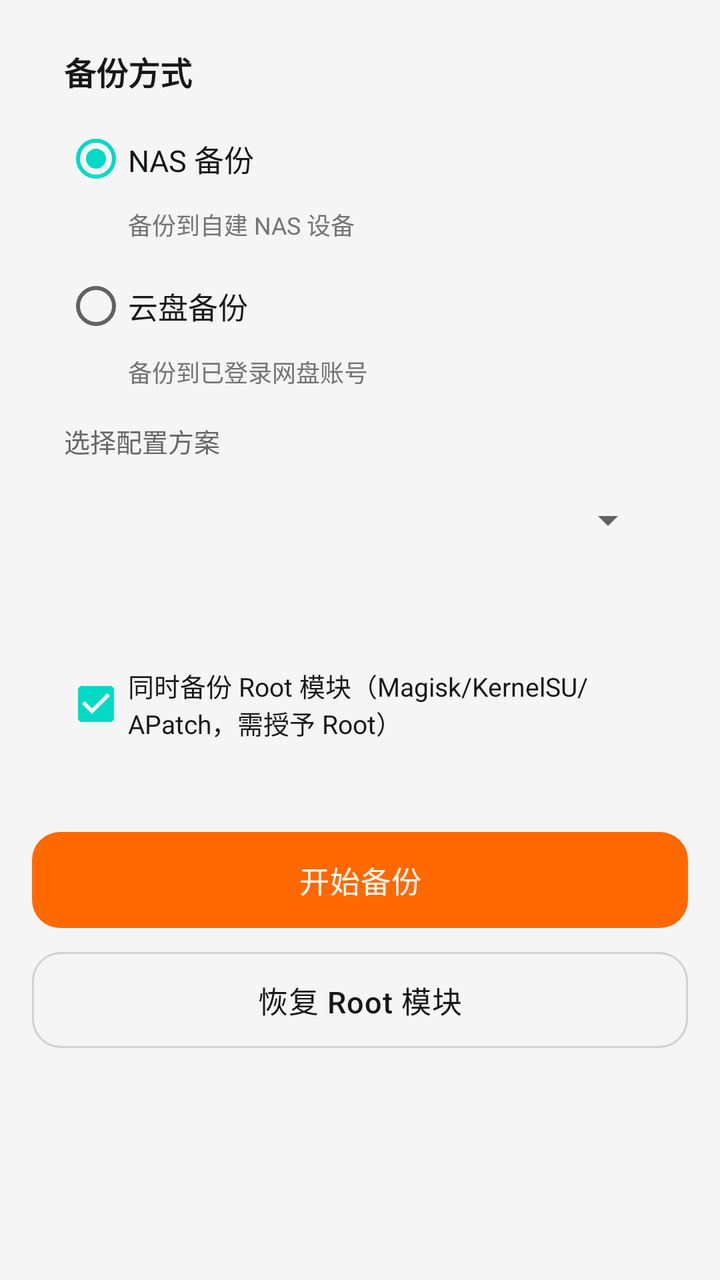
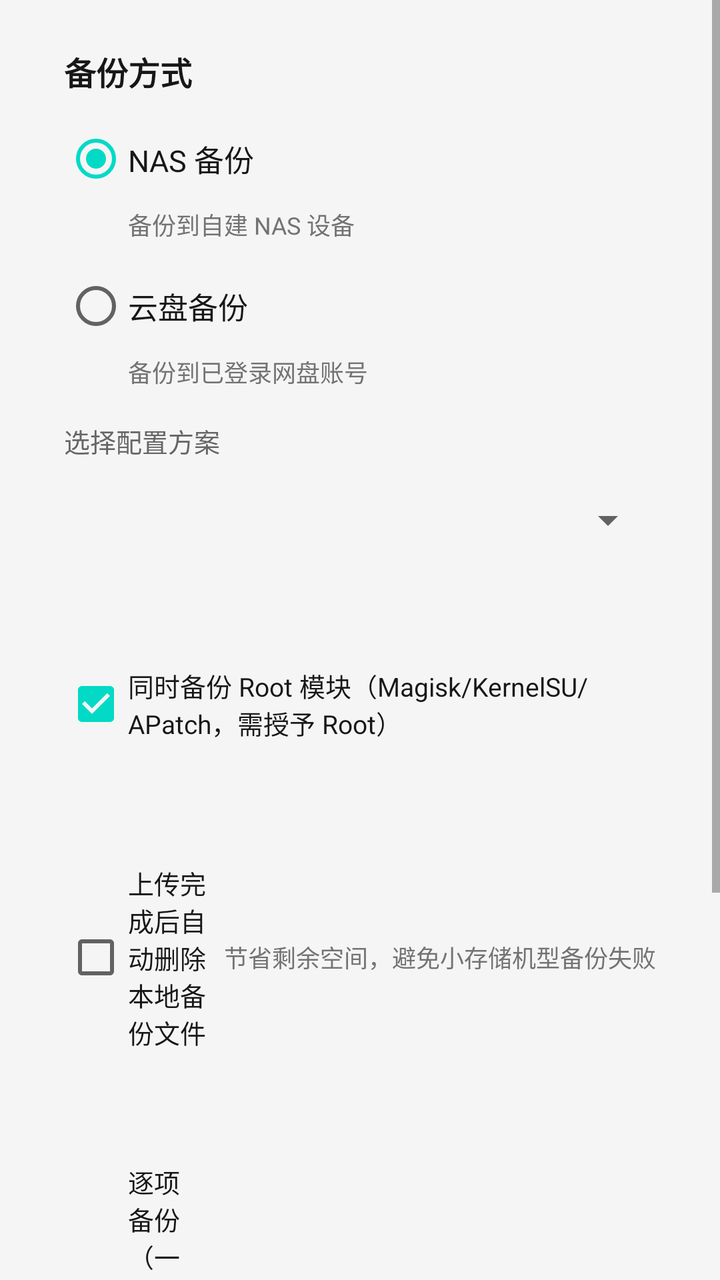

An Android layout rendered at two revisions. The XML below is the earlier revision; the diff shows what the commit changed to produce the second picture.
<!-- AndroidManifest.xml: fallback theme Theme.MaterialComponents.DayNight.NoActionBar -->
<!-- res/layout/fragment_backup.xml -->
<?xml version="1.0" encoding="utf-8"?>
<ScrollView xmlns:android="http://schemas.android.com/apk/res/android"
    android:layout_width="match_parent"
    android:layout_height="match_parent"
    android:background="@color/background"
    android:fillViewport="true">

    <LinearLayout
        android:layout_width="match_parent"
        android:layout_height="wrap_content"
        android:orientation="vertical"
        android:paddingStart="@dimen/page_padding_h"
        android:paddingEnd="@dimen/page_padding_h"
        android:paddingTop="@dimen/page_padding_top"
        android:paddingBottom="@dimen/page_padding_bottom">

        
        <LinearLayout
            android:layout_width="match_parent"
            android:layout_height="wrap_content"
            android:orientation="vertical"
            android:background="@drawable/bg_card"
            android:padding="@dimen/card_padding"
            android:layout_marginBottom="@dimen/card_gap">

            <TextView
                style="@style/XmTextSection"
                android:layout_width="wrap_content"
                android:layout_height="wrap_content"
                android:layout_marginBottom="@dimen/space_8"
                android:text="@string/backup_method" />

            <RadioGroup
                android:id="@+id/rg_backup_method"
                android:layout_width="match_parent"
                android:layout_height="wrap_content"
                android:orientation="vertical">

                <RadioButton
                    android:id="@+id/rb_nas"
                    style="@style/XmRadio"
                    android:checked="true"
                    android:text="@string/backup_method_nas" />

                <TextView
                    style="@style/XmTextCaption"
                    android:layout_width="wrap_content"
                    android:layout_height="wrap_content"
                    android:layout_marginStart="@dimen/space_32"
                    android:layout_marginBottom="@dimen/space_8"
                    android:text="@string/backup_method_nas_hint" />

                <RadioButton
                    android:id="@+id/rb_cloud"
                    style="@style/XmRadio"
                    android:text="@string/backup_method_cloud" />

                <TextView
                    style="@style/XmTextCaption"
                    android:layout_width="wrap_content"
                    android:layout_height="wrap_content"
                    android:layout_marginStart="@dimen/space_32"
                    android:text="@string/backup_method_cloud_hint" />

                
                <RadioButton
                    android:id="@+id/rb_pc"
                    style="@style/XmRadio"
                    android:visibility="gone"
                    android:text="@string/backup_method_pc" />

                <TextView
                    android:id="@+id/rb_pc_hint"
                    style="@style/XmTextCaption"
                    android:layout_width="wrap_content"
                    android:layout_height="wrap_content"
                    android:layout_marginStart="@dimen/space_32"
                    android:visibility="gone"
                    android:text="@string/backup_method_pc_hint" />
            </RadioGroup>

            
            <LinearLayout
                android:id="@+id/panel_nas"
                android:layout_width="match_parent"
                android:layout_height="wrap_content"
                android:orientation="vertical"
                android:paddingTop="@dimen/space_16">

                <TextView
                    style="@style/XmTextLabel"
                    android:layout_width="wrap_content"
                    android:layout_height="wrap_content"
                    android:layout_marginBottom="@dimen/label_gap"
                    android:text="@string/select_profile" />

                <Spinner
                    android:id="@+id/backup_profile_spinner"
                    android:layout_width="match_parent"
                    android:layout_height="@dimen/touch_target_min"
                    android:spinnerMode="dropdown" />
            </LinearLayout>

            
            <LinearLayout
                android:id="@+id/panel_cloud"
                android:layout_width="match_parent"
                android:layout_height="wrap_content"
                android:orientation="vertical"
                android:visibility="gone"
                android:paddingTop="@dimen/space_16">

                <TextView
                    style="@style/XmTextLabel"
                    android:layout_width="wrap_content"
                    android:layout_height="wrap_content"
                    android:layout_marginBottom="@dimen/label_gap"
                    android:text="@string/select_cloud_account" />

                <Spinner
                    android:id="@+id/cloud_account_spinner"
                    android:layout_width="match_parent"
                    android:layout_height="@dimen/touch_target_min"
                    android:spinnerMode="dropdown" />

                <TextView
                    style="@style/XmTextCaption"
                    android:layout_width="wrap_content"
                    android:layout_height="wrap_content"
                    android:layout_marginTop="@dimen/space_8"
                    android:text="@string/cloud_transfer_coming_soon" />
            </LinearLayout>

            
            <LinearLayout
                android:id="@+id/panel_pc"
                android:layout_width="match_parent"
                android:layout_height="wrap_content"
                android:orientation="vertical"
                android:visibility="gone"
                android:paddingTop="@dimen/space_16">

                <TextView
                    android:id="@+id/tv_pc_status"
                    style="@style/XmTextCaption"
                    android:layout_width="match_parent"
                    android:layout_height="wrap_content"
                    android:layout_marginBottom="@dimen/space_8"
                    android:text="@string/pc_status_scanning" />

                <Button
                    android:id="@+id/btn_pc_rescan"
                    style="@style/XmButtonSecondary"
                    android:text="@string/pc_rescan" />
            </LinearLayout>
        </LinearLayout>

        
        <LinearLayout
            style="@style/XmCardRow"
            android:layout_marginBottom="@dimen/section_gap">

            <CheckBox
                android:id="@+id/cb_root_modules"
                style="@style/XmCheckBox"
                android:layout_width="0dp"
                android:layout_height="wrap_content"
                android:layout_weight="1"
                android:checked="true"
                android:text="@string/root_modules_backup"
                android:textSize="@dimen/text_label" />
        </LinearLayout>

        <Button
            android:id="@+id/btn_start_backup"
            style="@style/XmButtonPrimary"
            android:text="@string/start_backup" />

        
        <Button
            android:id="@+id/btn_restore_modules"
            style="@style/XmButtonSecondary"
            android:layout_marginTop="@dimen/space_12"
            android:text="@string/restore_modules_btn" />
    </LinearLayout>
</ScrollView>
<!-- resources referenced by this layout -->
<resources>
  <color name="background">#F5F5F5</color>
  <dimen name="card_gap">12dp</dimen>
  <dimen name="card_padding">16dp</dimen>
  <dimen name="label_gap">6dp</dimen>
  <dimen name="page_padding_bottom">24dp</dimen>
  <dimen name="page_padding_h">16dp</dimen>
  <dimen name="page_padding_top">8dp</dimen>
  <dimen name="section_gap">24dp</dimen>
  <dimen name="space_12">12dp</dimen>
  <dimen name="space_16">16dp</dimen>
  <dimen name="space_32">32dp</dimen>
  <dimen name="space_8">8dp</dimen>
  <dimen name="text_label">13sp</dimen>
  <dimen name="touch_target_min">48dp</dimen>
  <string name="backup_method">备份方式</string>
  <string name="backup_method_cloud">云盘备份</string>
  <string name="backup_method_cloud_hint">备份到已登录网盘账号</string>
  <string name="backup_method_nas">NAS 备份</string>
  <string name="backup_method_nas_hint">备份到自建 NAS 设备</string>
  <string name="backup_method_pc">备份至 PC</string>
  <string name="backup_method_pc_hint">备份直接存到已连接的电脑磁盘</string>
  <string name="cloud_transfer_coming_soon">将备份到所选云盘账号</string>
  <string name="pc_rescan">重新扫描</string>
  <string name="pc_status_scanning">正在扫描附近电脑…</string>
  <string name="restore_modules_btn">恢复 Root 模块</string>
  <string name="root_modules_backup">同时备份 Root 模块（Magisk/KernelSU/APatch，需授予 Root）</string>
  <string name="select_cloud_account">选择已登录云盘</string>
  <string name="select_profile">选择配置方案</string>
  <string name="start_backup">开始备份</string>
  <style name="XmButtonPrimary" parent="XmButton">
          <item name="android:background">@drawable/bg_button_primary</item>
          <item name="android:textColor">@color/text_on_brand</item>
      </style>
  <style name="XmButtonSecondary" parent="XmButton">
          <item name="android:background">@drawable/bg_button_secondary</item>
          <item name="android:textColor">@color/text_primary</item>
      </style>
  <style name="XmCardRow" parent="XmCard">
          <item name="android:background">@drawable/bg_card</item>
          <item name="android:orientation">horizontal</item>
          <item name="android:gravity">center_vertical</item>
          <item name="android:padding">@dimen/space_16</item>
          <item name="android:layout_marginBottom">@dimen/card_gap</item>
      </style>
  <style name="XmTextCaption" parent="@android:style/TextAppearance.Material.Caption">
          <item name="android:textSize">@dimen/text_caption</item>
          <item name="android:textColor">@color/text_hint</item>
          <item name="android:lineSpacingMultiplier">1.4</item>
      </style>
  <style name="XmTextLabel" parent="@android:style/TextAppearance.Material.Body2">
          <item name="android:textSize">@dimen/text_label</item>
          <item name="android:textColor">@color/text_secondary</item>
          <item name="android:lineSpacingMultiplier">1.3</item>
      </style>
  <style name="XmTextSection" parent="@android:style/TextAppearance.Material.Subhead">
          <item name="android:textSize">@dimen/text_section</item>
          <item name="android:textStyle">bold</item>
          <item name="android:textColor">@color/text_primary</item>
          <item name="android:lineSpacingMultiplier">1.3</item>
      </style>
  <color name="text_on_brand">#FFFFFF</color>
  <color name="text_primary">#171717</color>
  <dimen name="text_body">15sp</dimen>
  <dimen name="text_caption">12sp</dimen>
  <color name="text_hint">#737373</color>
  <color name="text_secondary">#666666</color>
  <dimen name="text_section">16sp</dimen>
  <color name="ripple_on_brand">#33FFFFFF</color>
  <color name="brand">#FF6900</color>
  <dimen name="radius_button">14dp</dimen>
  <color name="ripple">#14000000</color>
  <color name="outline">#26000000</color>
</resources>

<!-- the commit's change to res/layout/fragment_backup.xml (unified diff, before → after) -->
@@ -171,6 +171,50 @@
                 android:textSize="@dimen/text_label" />
         </LinearLayout>
 
+        
+        <LinearLayout
+            style="@style/XmCardRow"
+            android:layout_marginBottom="@dimen/section_gap">
+
+            <CheckBox
+                android:id="@+id/cb_auto_delete_local"
+                style="@style/XmCheckBox"
+                android:layout_width="0dp"
+                android:layout_height="wrap_content"
+                android:layout_weight="1"
+                android:text="@string/auto_delete_local"
+                android:textSize="@dimen/text_label" />
+
+            <TextView
+                style="@style/XmTextCaption"
+                android:layout_width="wrap_content"
+                android:layout_height="wrap_content"
+                android:layout_gravity="center_vertical"
+                android:text="@string/auto_delete_local_hint" />
+        </LinearLayout>
+
+        
+        <LinearLayout
+            style="@style/XmCardRow"
+            android:layout_marginBottom="@dimen/section_gap">
+
+            <CheckBox
+                android:id="@+id/cb_serial_upload"
+                style="@style/XmCheckBox"
+                android:layout_width="0dp"
+                android:layout_height="wrap_content"
+                android:layout_weight="1"
+                android:text="@string/serial_upload"
+                android:textSize="@dimen/text_label" />
+
+            <TextView
+                style="@style/XmTextCaption"
+                android:layout_width="wrap_content"
+                android:layout_height="wrap_content"
+                android:layout_gravity="center_vertical"
+                android:text="@string/serial_upload_hint" />
+        </LinearLayout>
+
         <Button
             android:id="@+id/btn_start_backup"
             style="@style/XmButtonPrimary"
<!-- resource entries referenced after the edit -->
@@ -14,6 +14,8 @@
   <dimen name="space_8">8dp</dimen>
   <dimen name="text_label">13sp</dimen>
   <dimen name="touch_target_min">48dp</dimen>
+  <string name="auto_delete_local">上传完成后自动删除本地备份文件</string>
+  <string name="auto_delete_local_hint">节省剩余空间，避免小存储机型备份失败</string>
   <string name="backup_method">备份方式</string>
   <string name="backup_method_cloud">云盘备份</string>
   <string name="backup_method_cloud_hint">备份到已登录网盘账号</string>
@@ -28,6 +30,8 @@
   <string name="root_modules_backup">同时备份 Root 模块（Magisk/KernelSU/APatch，需授予 Root）</string>
   <string name="select_cloud_account">选择已登录云盘</string>
   <string name="select_profile">选择配置方案</string>
+  <string name="serial_upload">逐项备份（一项 100% 后再备份下一项）</string>
+  <string name="serial_upload_hint">默认多项并行，进度会「各 30% 一起补全」</string>
   <string name="start_backup">开始备份</string>
   <style name="XmButtonPrimary" parent="XmButton">
           <item name="android:background">@drawable/bg_button_primary</item>
